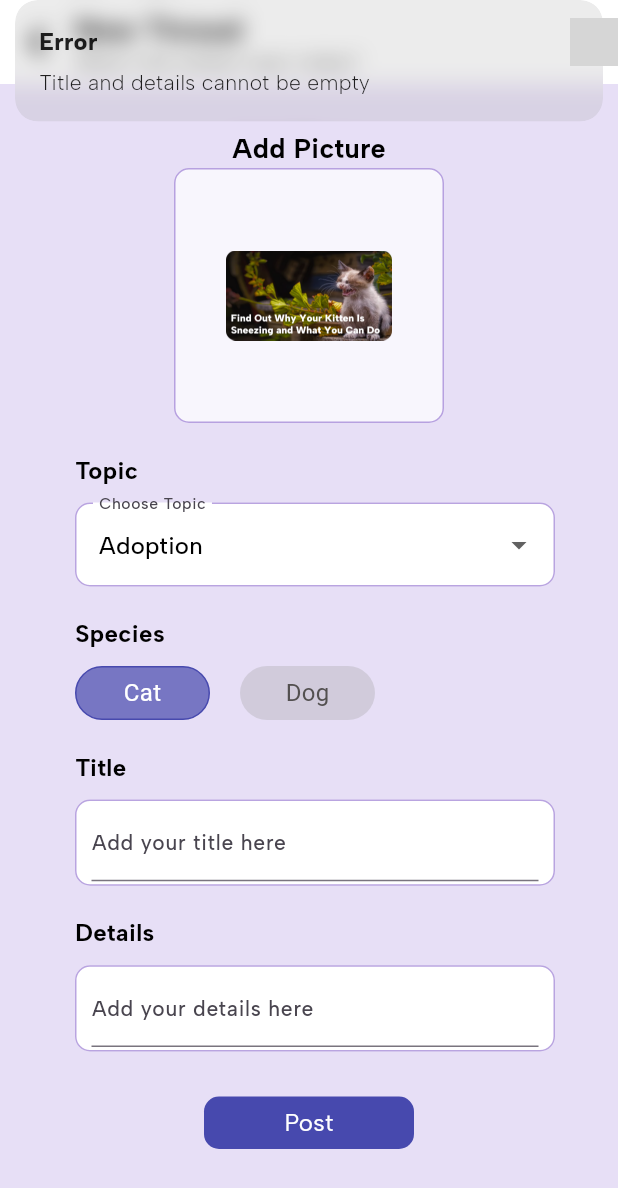
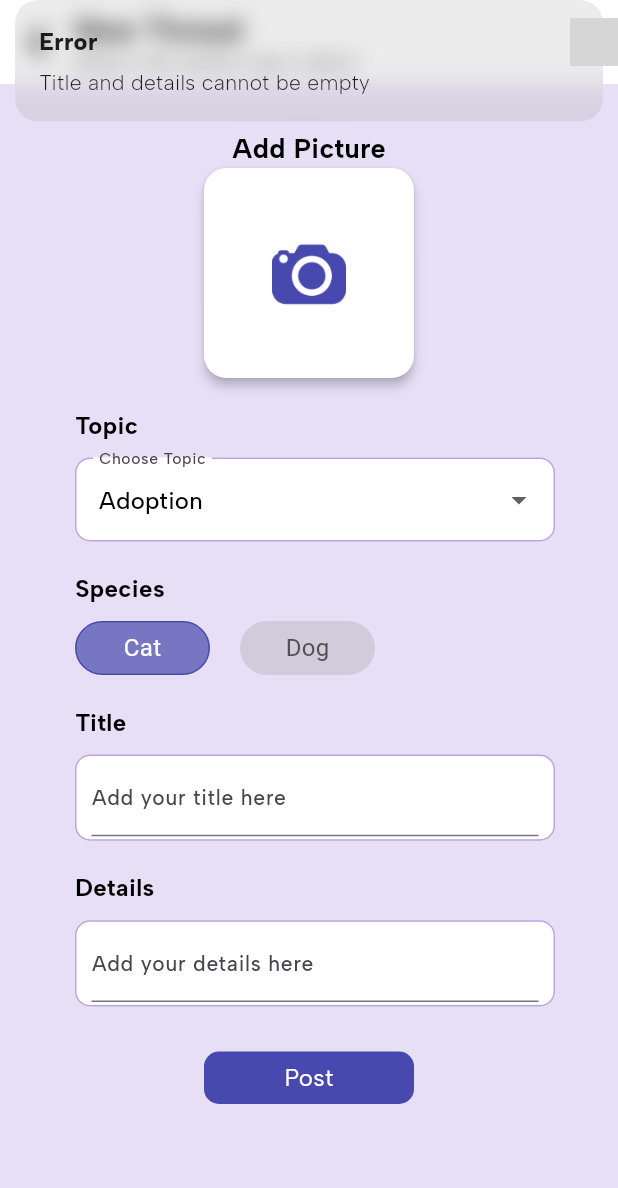
Before and after one commit to artikachintya/pawrenting, a Flutter app: the Addthreads screen opened directly, after a tap on "Post", on a phone screen of 412 x 824 dp. Shown: the top 1188 px of the screen. Run offline on Flutter 3.47's test engine with Material 3 defaults, Android fonts, the phone set to English and light mode, and no system bars; our stand-ins replace audioplayers, carousel_slider, cloud_firestore, firebase_auth, firebase_core, get and 6 more; missing offline and left inert: dart:ffi; accounts and stored records are empty; Roboto replaces fonts that are missing (alata); project files that could hold a hidden picture were left out; grey boxes are pictures that could not be loaded.

Commit message:
Add Thread Controller Update

```diff
--- a/lib/features/community/controller/addThreadController.dart
+++ b/lib/features/community/controller/addThreadController.dart
@@ -1,3 +1,5 @@
+import 'dart:convert';
+
 import 'package:flutter/material.dart';
 import 'package:get/get.dart';
 import 'package:pawrentingreborn/data/repositories/UserRepo.dart';
@@ -6,6 +8,9 @@ import 'package:pawrentingreborn/features/community/controller/ThreadController.
 import 'package:pawrentingreborn/features/community/models/thread_message.dart';
 import 'package:pawrentingreborn/data/repositories/ThreadRepo.dart';
 import 'package:firebase_auth/firebase_auth.dart';
+import 'package:image_picker/image_picker.dart';
+import 'package:intl/intl.dart';
+import 'dart:io';
 import 'package:cloud_firestore/cloud_firestore.dart';
 
 class AddThreadController extends GetxController {
@@ -17,7 +22,8 @@ class AddThreadController extends GetxController {
   ThreadController threadController= Get.find();
   String selectedTopic = 'Adoption'; // Topik default
   String senderProfile = ''; // Menyimpan gambar profil pengguna
-
+  Rx<File?> imageFile = Rx<File?>(null);
+  RxString base64Image = ''.obs;
 
 
   final currentUser = FirebaseAuth.instance.currentUser;
@@ -32,6 +38,23 @@ class AddThreadController extends GetxController {
       senderProfile = userDoc['profilePicture'] ?? 'assets/icons/user.png';
     } catch (e) {
       senderProfile = 'assets/icons/user.png';
+    }
+  }
+
+  Future<void> pickImage() async {
+    final picker = ImagePicker();
+    final pickedFile = await picker.pickImage(source: ImageSource.gallery);
+
+    if (pickedFile != null) {
+      File file = File(pickedFile.path);
+
+      // Convert image to Base64
+      List<int> imageBytes = await file.readAsBytes();
+      String base64String = base64Encode(imageBytes);
+
+      // Update reactive variables
+      imageFile.value = file;
+      base64Image.value = base64String;
     }
   }
 
@@ -56,7 +79,7 @@ class AddThreadController extends GetxController {
     ThreadMessage thread = ThreadMessage(
       id: FirebaseFirestore.instance.collection('threads').doc().id, // ID otomatis
       senderProfile: senderProfile, // Menggunakan gambar profil yang diambil dari Firestore
-      threadImage: 'assets/images/articleBanner2.png', // Menyertakan gambar yang dipilih
+      threadImage: base64Image.value, // Menyertakan gambar yang dipilih
       senderName: user!.username, // Gunakan username atau data lain
       title: title,
       details: details,
--- a/lib/features/community/screens/addThreads.dart
+++ b/lib/features/community/screens/addThreads.dart
@@ -77,21 +77,42 @@ class _AddthreadsState extends State<Addthreads> {
                   ],
                 ),
               ),
-              Container(
-                width: 180,
-                height: 170,
-                decoration: BoxDecoration(
-                  borderRadius: BorderRadius.circular(10),
-                  color: Color(0xffF8F6FD),
-                  border: Border.all(color: Color(0xff8B68CC).withOpacity(0.6)),
+             Obx(
+            () => SizedBox(
+              height: 140,
+              width: 140,
+              child: ElevatedButton(
+                style: ElevatedButton.styleFrom(
+                  shape: RoundedRectangleBorder(
+                    borderRadius: BorderRadius.circular(15),
+                  ),
+                  backgroundColor: Colors.white,
+                  elevation: 3,
+                  padding: EdgeInsets.zero, // Ensure no extra padding
                 ),
-                child: Center(
-                  child: Image(
-                    image: AssetImage(_imagePath),
-                    height: 60,
-                  ),
-                ),
+                onPressed: () => addThreadController.pickImage(),
+                child: addThreadController.imageFile.value == null
+                    ? Padding(
+                        padding: const EdgeInsets.all(8.0),
+                        child: Image.asset(
+                          TImages.picIcon,
+                          color: TColors.accent,
+                          fit: BoxFit.contain,
+                          height: 60,
+                        ),
+                      )
+                    : ClipRRect(
+                        borderRadius: BorderRadius.circular(12),
+                        child: SizedBox.expand(
+                          // Ensures image fills button
+                          child: Image.file(
+                            addThreadController.imageFile.value!,
+                            fit: BoxFit.cover, // Ensures better aspect ratio
+                          ),
+                        ),
+                      ),
               ),
+            ),),
               SizedBox(height: 20),
               Container(
                 width: 500,
--- a/lib/features/mypets/screens/petdetails/widgets/petDetails/petDiary.dart
+++ b/lib/features/mypets/screens/petdetails/widgets/petDetails/petDiary.dart
@@ -48,7 +48,7 @@ class PetDiary extends StatelessWidget {
         child: const Padding(
           padding: EdgeInsets.all(8.0),
           child: Text(
-            'Today I took Whiskey to the vet for her feline vaccination. She refused to take it. I had to hold her down while the vet administered the shot. She was very angry with me afterwards. I gave her a treat to make up for it. She is now sleeping on the couch. I hope she forgives me soon.',
+            'There is no entry today...',
             style: TextStyle(fontSize: 14, fontFamily: 'Albert Sans'),
           ),
         ),
```
Also changed, not shown: lib/features/community/screens/threadDetail.dart (+13 -1 lines), lib/features/community/widget/ThreadCard.dart (+14 -1 lines).
